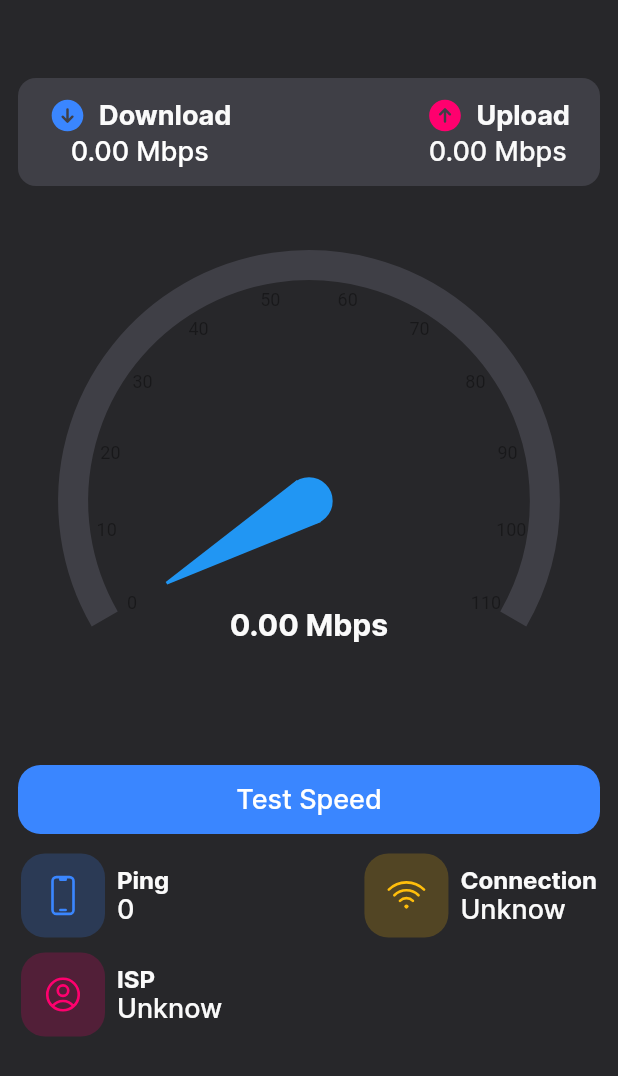
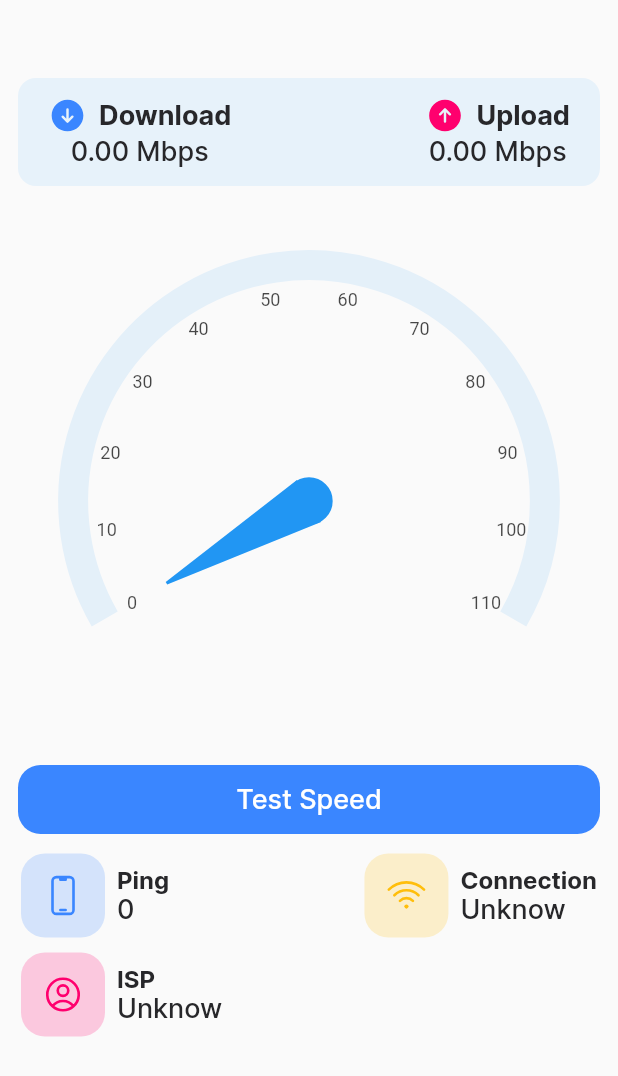
Before and after one commit to itsnang/Speed-Test-Flutter, a Flutter app: the SpeedTestPage screen opened directly, on a phone screen of 412 x 824 dp. Shown: the top 1076 px of the screen. Run offline on Flutter 3.47's test engine with Material 2 defaults, Android fonts, the phone set to English and light mode, and no system bars; drawn by our look-alikes of syncfusion_flutter_gauges; our stand-ins replace flutter_html, get, google_nav_bar, heroicons, iconsax, lottie and 2 more; missing offline and left inert: mixpanel_flutter, speed_checker_plugin.

Commit message:
update ui

```diff
--- a/lib/app/shared/widgets/speed_meter_widget.dart
+++ b/lib/app/shared/widgets/speed_meter_widget.dart
@@ -23,7 +23,6 @@ class SpeedMeter extends StatelessWidget {
           labelOffset: 30,
           showLastLabel: true,
           maximum: 110,
-          axisLabelStyle: GaugeTextStyle(color: context.disableColor),
           startAngle: 150,
           endAngle: 30,
           ranges: [
@@ -31,7 +30,7 @@ class SpeedMeter extends StatelessWidget {
               rangeOffset: -1,
               startValue: 0,
               endValue: 110,
-              color: ColorTheme.grey700,
+              color: context.primaryColor.withOpacity(0.1),
               startWidth: 20,
               endWidth: 20,
             ),
--- a/lib/presentation/speed_test/speed_test_page.dart
+++ b/lib/presentation/speed_test/speed_test_page.dart
@@ -16,7 +16,6 @@ class SpeedTestPage extends StatelessWidget {
     return GetBuilder<SpeedTestController>(
       builder: (context) {
         return Scaffold(
-          backgroundColor: Get.context!.outlineColor,
           body: ListView(
             padding: const EdgeInsets.symmetric(horizontal: 12, vertical: 52),
             children: [
@@ -124,8 +123,8 @@ class SpeedTestPage extends StatelessWidget {
           crossAxisAlignment: CrossAxisAlignment.start,
           children: [
             TextWidget.body(title,
-                isBold: true, color: Get.context!.backgroundColor),
-            TextWidget.subtitle(subtitle, color: Get.context!.backgroundColor),
+                isBold: true, color: Get.context!.outlineColor),
+            TextWidget.subtitle(subtitle, color: Get.context!.outlineColor),
           ],
         ),
       ],
@@ -135,7 +134,7 @@ class SpeedTestPage extends StatelessWidget {
   Widget _buildSpeedResult(SpeedTestController controller) {
     return Container(
       decoration: BoxDecoration(
-        color: ColorTheme.grey700,
+        color: Get.context!.primaryLightColor.withOpacity(0.3),
         borderRadius: BorderRadius.circular(12),
       ),
       padding: const EdgeInsets.symmetric(horizontal: 20, vertical: 12),
@@ -156,12 +155,12 @@ class SpeedTestPage extends StatelessWidget {
                     width: 8,
                   ),
                   TextWidget.subtitle('Download',
-                      isBold: true, color: Get.context!.backgroundColor),
+                      isBold: true, color: Get.context!.outlineColor),
                 ],
               ),
               TextWidget.subtitle(
                   '${controller.downloadSpeed.toStringAsFixed(2)} Mbps',
-                  color: Get.context!.cardColor),
+                  color: Get.context!.outlineColor),
             ],
           ),
           Column(
@@ -178,12 +177,12 @@ class SpeedTestPage extends StatelessWidget {
                     width: 8,
                   ),
                   TextWidget.subtitle('Upload',
-                      isBold: true, color: Get.context!.backgroundColor),
+                      isBold: true, color: Get.context!.outlineColor),
                 ],
               ),
               TextWidget.subtitle(
                 '${controller.uploadSpeed.toStringAsFixed(2)} Mbps',
-                color: Get.context!.backgroundColor,
+                color: Get.context!.outlineColor,
               ),
             ],
           ),
--- a/pubspec.yaml
+++ b/pubspec.yaml
@@ -47,6 +47,7 @@ dependencies:
   speed_checker_plugin: ^1.0.15
   google_nav_bar: ^5.0.6
   lottie: ^2.6.0
+  iconsax: ^0.0.8
 
 dev_dependencies:
   flutter_test:
```
Also changed, not shown: lib/initialized_app.dart (+75 -1 lines), lib/presentation/face_ detect _page.dart (added, +16 -0 lines), lib/presentation/history_page.dart (added, +10 -0 lines), pubspec.lock.
